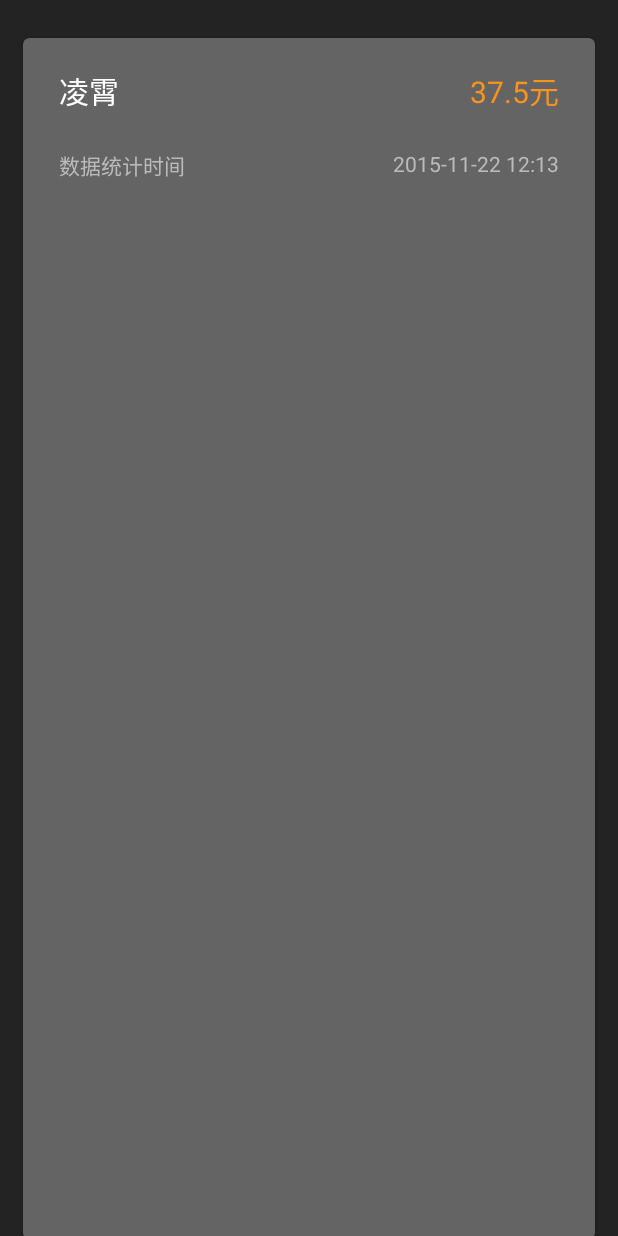
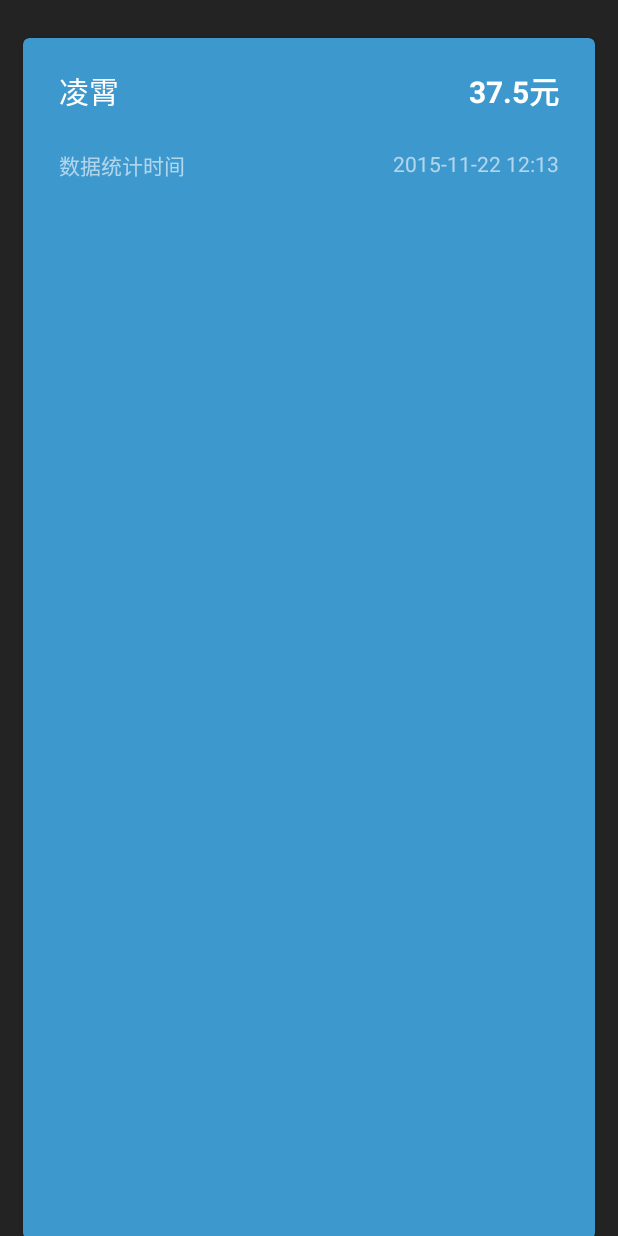
Before and after one commit to moiling/CQUPTCard, an Android app: the layout item_card.xml on its own in the app's theme, with its tools: preview values and no code run, on a phone screen of 412 x 824 dp. Run offline under Robolectric (Android 15) with nearby library versions, the phone set to English and light mode, and no system bars; plain views replace MaterialRippleLayout.

Commit message:
部分UI

```diff
--- a/app/src/main/res/layout/activity_home.xml
+++ b/app/src/main/res/layout/activity_home.xml
@@ -9,12 +9,6 @@
         android:id="@+id/toolbar"
         layout="@layout/layout_toolbar"/>
 
-    <LinearLayout
-        android:orientation="vertical"
-        android:layout_width="match_parent"
-        android:layout_height="match_parent">
-
-    </LinearLayout>
     <FrameLayout
         android:layout_below="@+id/toolbar"
         android:layout_width="match_parent"
--- a/app/src/main/res/layout/item_card.xml
+++ b/app/src/main/res/layout/item_card.xml
@@ -12,7 +12,7 @@
     android:layout_marginRight="12dp"
     android:layout_marginTop="14dp"
     android:clickable="false"
-    app:cardBackgroundColor="#646464"
+    app:cardBackgroundColor="#3d98ce"
     app:cardCornerRadius="4dp"
     app:cardElevation="2dp"
     app:cardUseCompatPadding="true">
@@ -21,7 +21,7 @@
         android:id="@+id/ripple"
         android:layout_width="match_parent"
         android:layout_height="match_parent"
-        app:mrl_rippleColor="@color/Gray"
+        app:mrl_rippleColor="#37b5ff"
         app:mrl_rippleDuration="500">
 
         <LinearLayout
@@ -53,7 +53,8 @@
                     android:layout_height="wrap_content"
                     android:layout_alignParentRight="true"
                     android:layout_marginRight="24dp"
-                    android:textColor="@color/accent_color"
+                    android:textColor="@color/white"
+                    android:textStyle="bold"
                     android:textSize="20sp"
                     tools:text="37.5元" />
 
@@ -70,7 +71,7 @@
                     android:layout_alignParentLeft="true"
                     android:layout_marginLeft="24dp"
                     android:text="数据统计时间"
-                    android:textColor="#bbb" />
+                    android:textColor="#99ffffff" />
 
                 <TextView
                     android:id="@+id/tv_time"
@@ -78,7 +79,7 @@
                     android:layout_height="wrap_content"
                     android:layout_alignParentRight="true"
                     android:layout_marginRight="24dp"
-                    android:textColor="#bbb"
+                    android:textColor="#99ffffff"
                     tools:text="2015-11-22 12:13" />
 
             </RelativeLayout>
```
